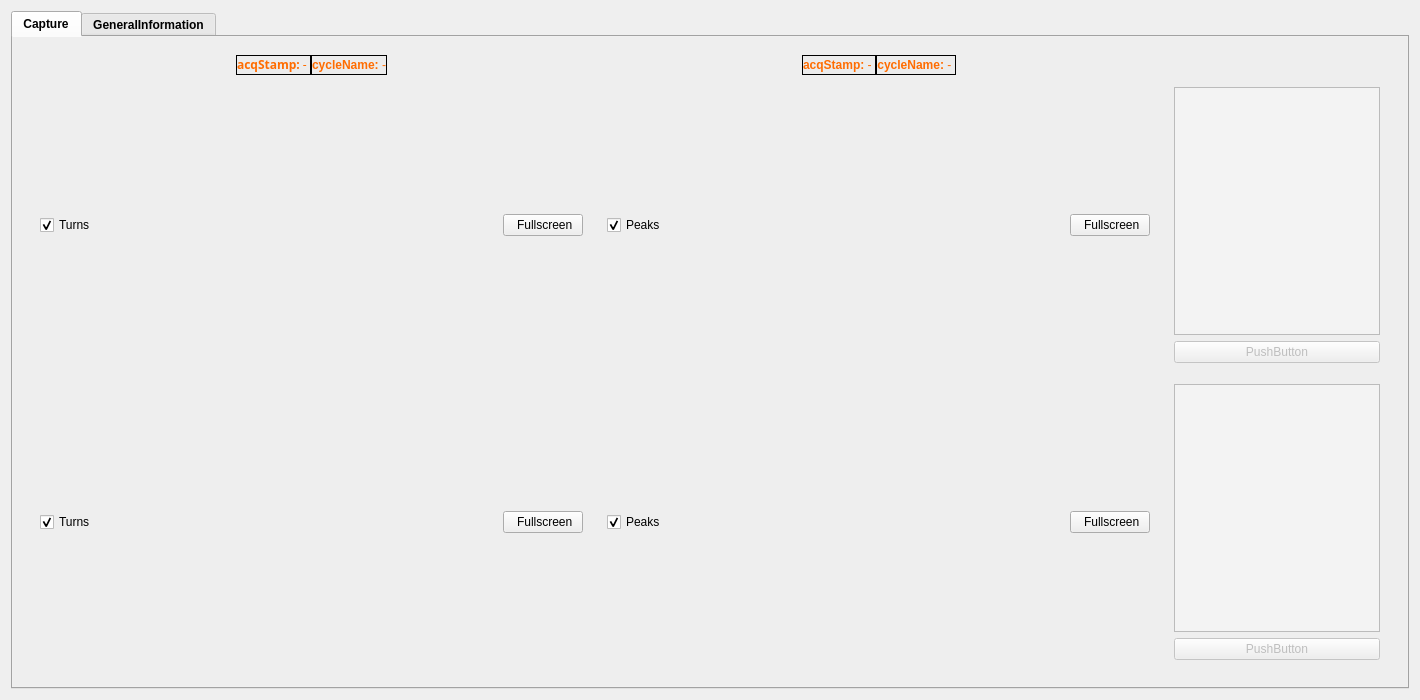
Old version of the form diamond_blm_expert_gui/main_auto.ui in the repository jfpatrick/diamond-blm-expert-gui.
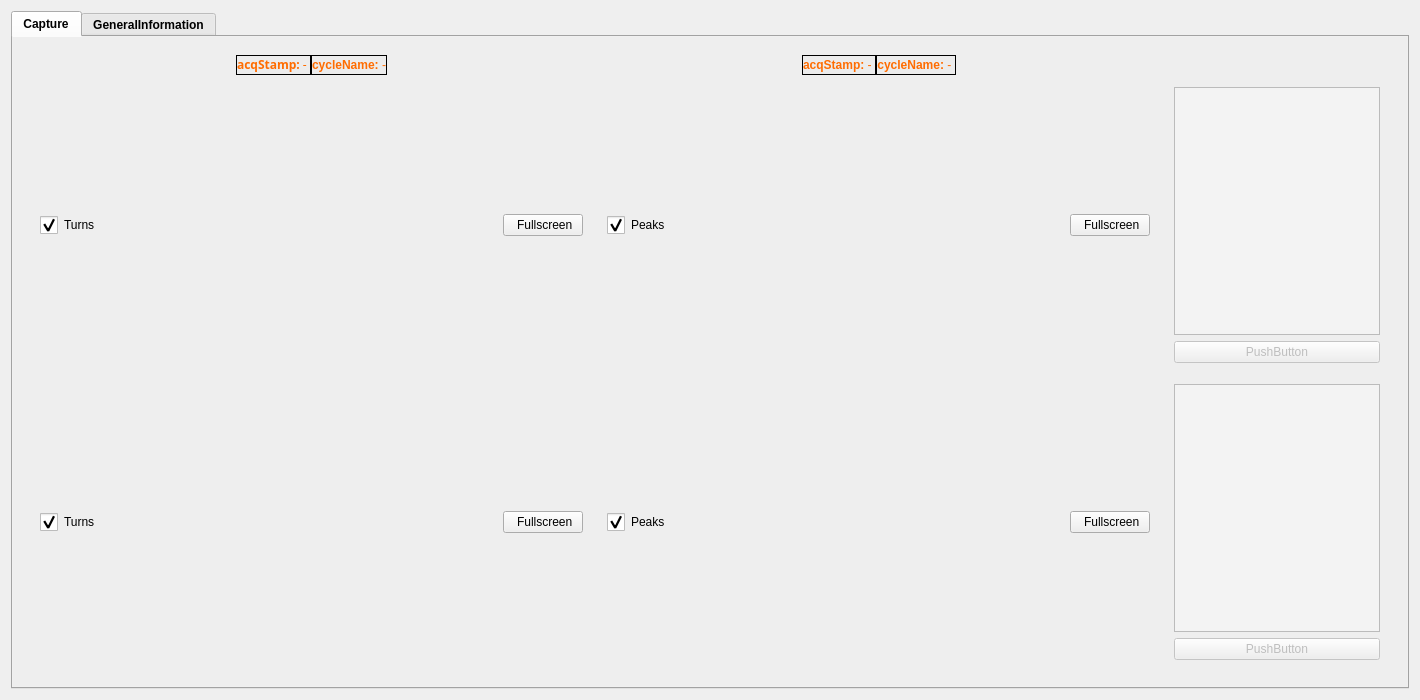
New version of the form. Icons and pictures are not drawn. Custom widgets are drawn as their Qt base class.

Diff of the .ui file:
```diff
--- a/diamond_blm_expert_gui/main_auto.ui
+++ b/diamond_blm_expert_gui/main_auto.ui
@@ -114,6 +114,35 @@
                 <layout class="QHBoxLayout" name="horizontalLayout_CaptureTab_rawBuf0">
                  <item>
                   <widget class="QCheckBox" name="checkBox_turns_0">
+                   <property name="styleSheet">
+                    <string notr="true">QCheckBox::indicator {
+    width: 18px; height: 18px;
+}
+
+QCheckBox::indicator:checked {
+    image: url(/user/bdisoft/development/python/gui/deployments-martinja/diamond-blm-expert-gui/icons/checkbox_true_yellow_2.png);
+}
+
+QCheckBox::indicator:unchecked {
+    image: url(/user/bdisoft/development/python/gui/deployments-martinja/diamond-blm-expert-gui/icons/checkbox_false_2.png);
+}
+
+QCheckBox::indicator:checked:pressed {
+    image: url(/user/bdisoft/development/python/gui/deployments-martinja/diamond-blm-expert-gui/icons/checkbox_true_pressed_2.png);
+}
+
+QCheckBox::indicator:unchecked:pressed {
+    image: url(/user/bdisoft/development/python/gui/deployments-martinja/diamond-blm-expert-gui/icons/checkbox_false_pressed_2.png);
+}
+
+QCheckBox::indicator:checked:disabled {
+    image: url(/user/bdisoft/development/python/gui/deployments-martinja/diamond-blm-expert-gui/icons/checkbox_true_disabled_2.png);
+}
+
+QCheckBox::indicator:unchecked:disabled {
+    image: url(/user/bdisoft/development/python/gui/deployments-martinja/diamond-blm-expert-gui/icons/checkbox_false_disabled_2.png);
+}</string>
+                   </property>
                    <property name="text">
                     <string>Turns</string>
                    </property>
@@ -241,6 +270,35 @@
                 <layout class="QHBoxLayout" name="horizontalLayout_CaptureTab_rawBuf1_FFT">
                  <item>
                   <widget class="QCheckBox" name="checkBox_peaks_1">
+                   <property name="styleSheet">
+                    <string notr="true">QCheckBox::indicator {
+    width: 18px; height: 18px;
+}
+
+QCheckBox::indicator:checked {
+    image: url(/user/bdisoft/development/python/gui/deployments-martinja/diamond-blm-expert-gui/icons/checkbox_true_yellow_2.png);
+}
+
+QCheckBox::indicator:unchecked {
+    image: url(/user/bdisoft/development/python/gui/deployments-martinja/diamond-blm-expert-gui/icons/checkbox_false_2.png);
+}
+
+QCheckBox::indicator:checked:pressed {
+    image: url(/user/bdisoft/development/python/gui/deployments-martinja/diamond-blm-expert-gui/icons/checkbox_true_pressed_2.png);
+}
+
+QCheckBox::indicator:unchecked:pressed {
+    image: url(/user/bdisoft/development/python/gui/deployments-martinja/diamond-blm-expert-gui/icons/checkbox_false_pressed_2.png);
+}
+
+QCheckBox::indicator:checked:disabled {
+    image: url(/user/bdisoft/development/python/gui/deployments-martinja/diamond-blm-expert-gui/icons/checkbox_true_disabled_2.png);
+}
+
+QCheckBox::indicator:unchecked:disabled {
+    image: url(/user/bdisoft/development/python/gui/deployments-martinja/diamond-blm-expert-gui/icons/checkbox_false_disabled_2.png);
+}</string>
+                   </property>
                    <property name="text">
                     <string>Peaks</string>
                    </property>
@@ -378,6 +436,35 @@
                 <layout class="QHBoxLayout" name="horizontalLayout_CaptureTab_rawBuf1">
                  <item>
                   <widget class="QCheckBox" name="checkBox_turns_1">
+                   <property name="styleSheet">
+                    <string notr="true">QCheckBox::indicator {
+    width: 18px; height: 18px;
+}
+
+QCheckBox::indicator:checked {
+    image: url(/user/bdisoft/development/python/gui/deployments-martinja/diamond-blm-expert-gui/icons/checkbox_true_yellow_2.png);
+}
+
+QCheckBox::indicator:unchecked {
+    image: url(/user/bdisoft/development/python/gui/deployments-martinja/diamond-blm-expert-gui/icons/checkbox_false_2.png);
+}
+
+QCheckBox::indicator:checked:pressed {
+    image: url(/user/bdisoft/development/python/gui/deployments-martinja/diamond-blm-expert-gui/icons/checkbox_true_pressed_2.png);
+}
+
+QCheckBox::indicator:unchecked:pressed {
+    image: url(/user/bdisoft/development/python/gui/deployments-martinja/diamond-blm-expert-gui/icons/checkbox_false_pressed_2.png);
+}
+
+QCheckBox::indicator:checked:disabled {
+    image: url(/user/bdisoft/development/python/gui/deployments-martinja/diamond-blm-expert-gui/icons/checkbox_true_disabled_2.png);
+}
+
+QCheckBox::indicator:unchecked:disabled {
+    image: url(/user/bdisoft/development/python/gui/deployments-martinja/diamond-blm-expert-gui/icons/checkbox_false_disabled_2.png);
+}</string>
+                   </property>
                    <property name="text">
                     <string>Turns</string>
                    </property>
@@ -572,7 +659,33 @@
                  <item>
                   <widget class="QCheckBox" name="checkBox_peaks_0">
                    <property name="styleSheet">
-                    <string notr="true"/>
+                    <string notr="true">QCheckBox::indicator {
+    width: 18px; height: 18px;
+}
+
+QCheckBox::indicator:checked {
+    image: url(/user/bdisoft/development/python/gui/deployments-martinja/diamond-blm-expert-gui/icons/checkbox_true_yellow_2.png);
+}
+
+QCheckBox::indicator:unchecked {
+    image: url(/user/bdisoft/development/python/gui/deployments-martinja/diamond-blm-expert-gui/icons/checkbox_false_2.png);
+}
+
+QCheckBox::indicator:checked:pressed {
+    image: url(/user/bdisoft/development/python/gui/deployments-martinja/diamond-blm-expert-gui/icons/checkbox_true_pressed_2.png);
+}
+
+QCheckBox::indicator:unchecked:pressed {
+    image: url(/user/bdisoft/development/python/gui/deployments-martinja/diamond-blm-expert-gui/icons/checkbox_false_pressed_2.png);
+}
+
+QCheckBox::indicator:checked:disabled {
+    image: url(/user/bdisoft/development/python/gui/deployments-martinja/diamond-blm-expert-gui/icons/checkbox_true_disabled_2.png);
+}
+
+QCheckBox::indicator:unchecked:disabled {
+    image: url(/user/bdisoft/development/python/gui/deployments-martinja/diamond-blm-expert-gui/icons/checkbox_false_disabled_2.png);
+}</string>
                    </property>
                    <property name="text">
                     <string>Peaks</string>
```
